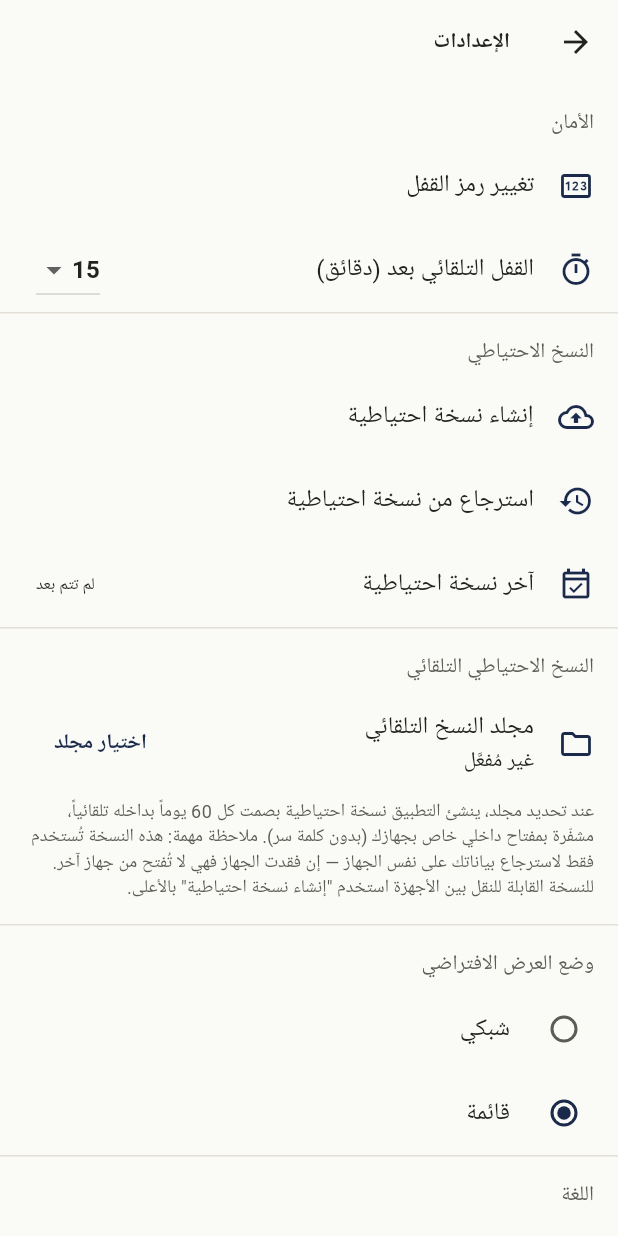
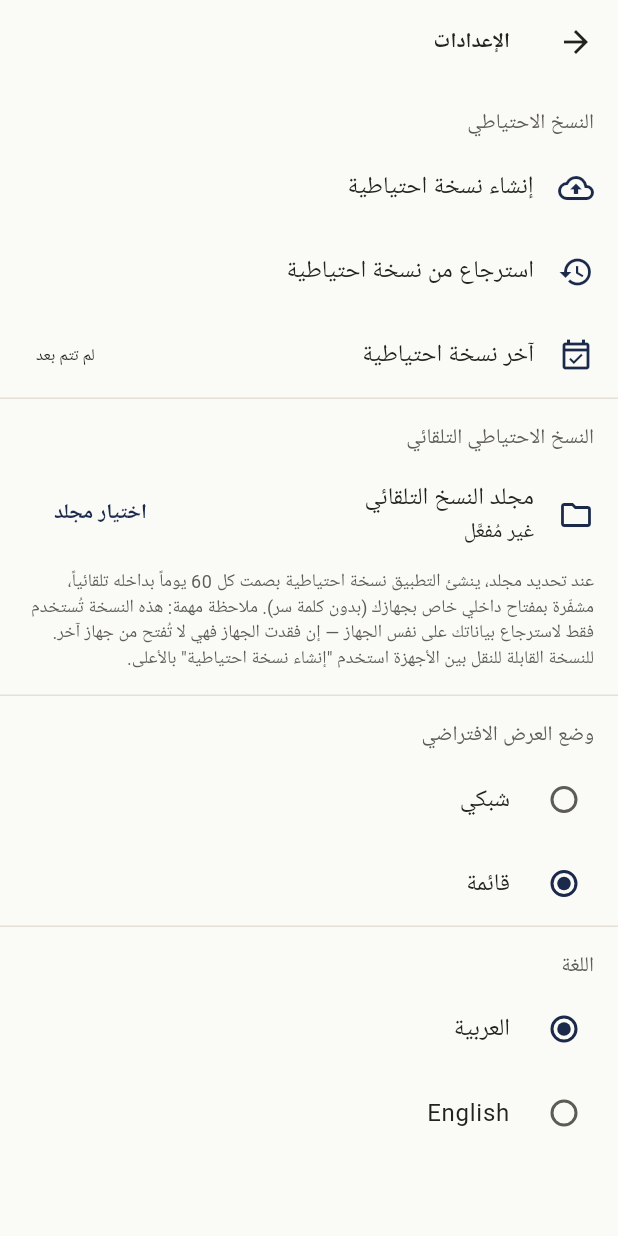
Before and after one commit to Ahmedmutlag/CamScannerall, a Flutter app: the SettingsScreen screen opened directly, on a phone screen of 412 x 824 dp. Run offline on Flutter 3.47's test engine with Material 3 defaults, Android fonts, the phone set to English and light mode, and no system bars; our stand-ins replace file_picker, flutter_local_notifications, flutter_secure_storage, google_fonts, hive, hive_flutter and 4 more; missing offline and left inert: cunning_document_scanner, encrypt, gal, google_mlkit_text_recognition, pointycastle; accounts and stored records are empty; Roboto replaces fonts that are missing (Cairo).

```diff
--- a/lib/app.dart
+++ b/lib/app.dart
@@ -3,47 +3,11 @@ import 'package:flutter_localizations/flutter_localizations.dart';
 import 'package:provider/provider.dart';
 
 import 'app_state.dart';
-import 'screens/lock_screen.dart';
 import 'screens/splash_screen.dart';
 import 'theme/app_theme.dart';
 
-final GlobalKey<NavigatorState> rootNavigatorKey = GlobalKey<NavigatorState>();
-
-class ScannerApp extends StatefulWidget {
+class ScannerApp extends StatelessWidget {
   const ScannerApp({super.key});
-
-  @override
-  State<ScannerApp> createState() => _ScannerAppState();
-}
-
-class _ScannerAppState extends State<ScannerApp> with WidgetsBindingObserver {
-  @override
-  void initState() {
-    super.initState();
-    WidgetsBinding.instance.addObserver(this);
-  }
-
-  @override
-  void dispose() {
-    WidgetsBinding.instance.removeObserver(this);
-    super.dispose();
-  }
-
-  @override
-  void didChangeAppLifecycleState(AppLifecycleState state) {
-    final appState = context.read<AppState>();
-    if (state == AppLifecycleState.paused || state == AppLifecycleState.inactive) {
-      appState.lock.markBackgrounded();
-    } else if (state == AppLifecycleState.resumed) {
-      final shouldLock = appState.lock.hasPin && appState.lock.shouldLockAfterIdle();
-      if (shouldLock) {
-        rootNavigatorKey.currentState?.push(
-          MaterialPageRoute(builder: (_) => const LockScreen(), fullscreenDialog: true),
-        );
-      }
-      appState.lock.markActive();
-    }
-  }
 
   @override
   Widget build(BuildContext context) {
@@ -51,7 +15,6 @@ class _ScannerAppState extends State<ScannerApp> with WidgetsBindingObserver {
     final locale = Locale(appState.db.settings.languageCode);
 
     return MaterialApp(
-      navigatorKey: rootNavigatorKey,
       debugShowCheckedModeBanner: false,
       title: appState.strings.t('appName'),
       locale: locale,
--- a/lib/app_state.dart
+++ b/lib/app_state.dart
@@ -16,7 +16,6 @@ import 'services/duplicate_detection_service.dart';
 import 'services/export_service.dart';
 import 'services/gallery_service.dart';
 import 'services/image_processing_service.dart';
-import 'services/lock_service.dart';
 import 'services/notification_service.dart';
 import 'services/ocr_service.dart';
 import 'services/pdf_service.dart';
@@ -25,10 +24,9 @@ import 'services/storage_paths.dart';
 
 /// The single composition root: owns every service instance and exposes
 /// the cross-cutting operations screens need (folder/document CRUD, the
-/// capture -> OCR -> duplicate-check -> save pipeline, lock state).
+/// capture -> OCR -> duplicate-check -> save pipeline).
 class AppState extends ChangeNotifier {
   final DatabaseService db = DatabaseService.instance;
-  late final LockService lock = LockService(db);
   final OcrService ocr = OcrService();
   final ImageProcessingService imageProcessing = ImageProcessingService();
   final PdfService pdf = PdfService();
--- a/lib/l10n/strings.dart
+++ b/lib/l10n/strings.dart
@@ -75,10 +75,6 @@ class AppStrings {
 
     // Settings
     'settings': {'ar': 'الإعدادات', 'en': 'Settings'},
-    'security': {'ar': 'الأمان', 'en': 'Security'},
-    'changePin': {'ar': 'تغيير رمز القفل', 'en': 'Change PIN'},
-    'enableBiometric': {'ar': 'تفعيل بصمة/وجه', 'en': 'Enable biometric'},
-    'autoLockMinutes': {'ar': 'القفل التلقائي بعد (دقائق)', 'en': 'Auto-lock after (minutes)'},
     'backup': {'ar': 'النسخ الاحتياطي', 'en': 'Backup'},
     'createBackup': {'ar': 'إنشاء نسخة احتياطية', 'en': 'Create backup'},
     'restoreBackup': {'ar': 'استرجاع من نسخة احتياطية', 'en': 'Restore from backup'},
@@ -101,23 +97,13 @@ class AppStrings {
       'en': 'Could not write to this folder. Try choosing a different one (e.g. Downloads).',
     },
 
-    // Lock
-    'setPin': {'ar': 'تحديد رمز القفل', 'en': 'Set a lock PIN'},
-    'enterPin': {'ar': 'أدخل رمز القفل', 'en': 'Enter PIN'},
-    'confirmPin': {'ar': 'تأكيد رمز القفل', 'en': 'Confirm PIN'},
-    'wrongPin': {'ar': 'رمز غير صحيح', 'en': 'Wrong PIN'},
-    'pinMismatch': {'ar': 'الرمزان غير متطابقين', 'en': 'PINs do not match'},
-    'unlockWithBiometric': {'ar': 'فتح بالبصمة', 'en': 'Unlock with biometric'},
-
     // Privacy / backup dialogs
-    'privacyWarningTitle': {'ar': 'تنبيه هام حول الخصوصية', 'en': 'Important privacy notice'},
     'privacyWarningBody': {
       'ar':
-          'كل بياناتك تُخزَّن على جهازك فقط ولا تُرفع لأي سيرفر. فقدان الجهاز أو نسيان رمز القفل بدون نسخة احتياطية يعني فقدان دائم لبياناتك. يُنصح بإنشاء نسخة احتياطية دورية من الإعدادات.',
+          'كل بياناتك تُخزَّن على جهازك فقط ولا تُرفع لأي سيرفر. فقدان الجهاز بدون نسخة احتياطية يعني فقدان دائم لبياناتك. يُنصح بإنشاء نسخة احتياطية دورية من الإعدادات.',
       'en':
-          'All your data is stored only on your device and never uploaded to any server. Losing your device or forgetting your PIN without a backup means permanent data loss. Please create backups regularly from Settings.',
+          'All your data is stored only on your device and never uploaded to any server. Losing your device without a backup means permanent data loss. Please create backups regularly from Settings.',
     },
-    'understood': {'ar': 'فهمت', 'en': 'Understood'},
     'backupPasswordHint': {'ar': 'كلمة سر النسخة الاحتياطية', 'en': 'Backup password'},
     'backupCreated': {'ar': 'تم إنشاء النسخة الاحتياطية بنجاح', 'en': 'Backup created successfully'},
     'backupReminderBody': {
--- a/lib/models/app_settings.dart
+++ b/lib/models/app_settings.dart
@@ -3,18 +3,12 @@ import 'package:hive/hive.dart';
 /// Singleton-style application settings, stored as a single Hive object.
 class AppSettings extends HiveObject {
   AppSettings({
-    this.pinHash,
-    this.biometricEnabled = false,
-    this.autoLockMinutes = 15,
     this.lastBackupDate,
     this.viewMode = 'list',
     this.languageCode = 'ar',
     this.autoBackupFolderPath,
   });
 
-  String? pinHash;
-  bool biometricEnabled;
-  int autoLockMinutes;
   DateTime? lastBackupDate;
   String viewMode; // 'grid' or 'list'
   String languageCode; // 'ar' or 'en'
@@ -32,9 +26,6 @@ class AppSettingsAdapter extends TypeAdapter<AppSettings> {
       for (var i = 0; i < numOfFields; i++) reader.readByte(): reader.read(),
     };
     return AppSettings(
-      pinHash: fields[0] as String?,
-      biometricEnabled: fields[1] as bool? ?? false,
-      autoLockMinutes: fields[2] as int? ?? 15,
       lastBackupDate: fields[3] as DateTime?,
       viewMode: fields[4] as String? ?? 'list',
       languageCode: fields[5] as String? ?? 'ar',
@@ -45,13 +36,7 @@ class AppSettingsAdapter extends TypeAdapter<AppSettings> {
   @override
   void write(BinaryWriter writer, AppSettings obj) {
     writer
-      ..writeByte(7)
-      ..writeByte(0)
-      ..write(obj.pinHash)
-      ..writeByte(1)
-      ..write(obj.biometricEnabled)
-      ..writeByte(2)
-      ..write(obj.autoLockMinutes)
+      ..writeByte(4)
       ..writeByte(3)
       ..write(obj.lastBackupDate)
       ..writeByte(4)
--- a/lib/screens/root_shell.dart
+++ b/lib/screens/root_shell.dart
@@ -6,8 +6,8 @@ import 'files_screen.dart';
 import 'home_screen.dart';
 import 'settings_screen.dart';
 
-/// Bottom-nav shell shown after unlock: Home (scan + recent), Files
-/// (folders), Settings — kept to three plain tabs on purpose.
+/// Bottom-nav shell: Home (scan + recent), Files (folders), Settings —
+/// kept to three plain tabs on purpose.
 class RootShell extends StatefulWidget {
   const RootShell({super.key});
 
--- a/lib/screens/settings_screen.dart
+++ b/lib/screens/settings_screen.dart
@@ -8,7 +8,6 @@ import 'package:provider/provider.dart';
 import '../app_state.dart';
 import '../services/backup_service.dart';
 import '../theme/app_colors.dart';
-import 'pin_setup_screen.dart';
 
 class SettingsScreen extends StatefulWidget {
   const SettingsScreen({super.key});
@@ -139,45 +138,6 @@ class _SettingsScreenState extends State<SettingsScreen> {
           ? const Center(child: CircularProgressIndicator())
           : ListView(
               children: [
-                _sectionTitle(s.t('security')),
-                ListTile(
-                  leading: const Icon(Icons.pin_outlined),
-                  title: Text(s.t('changePin')),
-                  onTap: () => Navigator.of(context).push(
-                    MaterialPageRoute(builder: (_) => const PinSetupScreen(isFirstSetup: false)),
-                  ),
-                ),
-                FutureBuilder<bool>(
-                  future: appState.lock.biometricAvailable,
-                  builder: (context, snap) {
-                    if (snap.data != true) return const SizedBox.shrink();
-                    return SwitchListTile(
-                      secondary: const Icon(Icons.fingerprint),
-                      title: Text(s.t('enableBiometric')),
-                      value: settings.biometricEnabled,
-                      onChanged: (v) async {
-                        await appState.lock.setBiometricEnabled(v);
-                        setState(() {});
-                      },
-                    );
-                  },
-                ),
-                ListTile(
-                  leading: const Icon(Icons.timer_outlined),
-                  title: Text(s.t('autoLockMinutes')),
-                  trailing: DropdownButton<int>(
-                    value: settings.autoLockMinutes,
-                    items: const [1, 5, 15, 30, 60]
-                        .map((m) => DropdownMenuItem(value: m, child: Text('$m')))
-                        .toList(),
-                    onChanged: (v) async {
-                      if (v == null) return;
-                      await appState.lock.setAutoLockMinutes(v);
-                      setState(() {});
-                    },
-                  ),
-                ),
-                const Divider(),
                 _sectionTitle(s.t('backup')),
                 ListTile(
                   leading: const Icon(Icons.backup_outlined),
--- a/lib/theme/app_colors.dart
+++ b/lib/theme/app_colors.dart
@@ -22,9 +22,8 @@ class AppColors extends ThemeExtension<AppColors> {
   /// Primary buttons, important headings, active navigation icons.
   final Color primaryInk;
 
-  /// Reserved exclusively for security-related elements: lock icon,
-  /// "protected" badge, lock screen, successful-backup confirmation. Never
-  /// used as a generic decorative accent.
+  /// Reserved for a small set of meaningful confirmations (e.g. a
+  /// successful-backup snackbar). Never used as a generic decorative accent.
   final Color accentBrass;
 
   /// Live camera scan line, "saved successfully" indicator, completed-step
--- a/pubspec.yaml
+++ b/pubspec.yaml
@@ -38,9 +38,6 @@ dependencies:
   # PDF (build, print, share — no password protection in this simplified scope)
   pdf: ^3.11.1
   printing: ^5.13.4
-
-  # Lock screen
-  local_auth: ^2.3.0
 
   # Local backup reminder notification
   flutter_local_notifications: ^18.0.1
```
Also changed, not shown: lib/screens/lock_screen.dart (deleted, +0 -120 lines), lib/screens/pin_setup_screen.dart (deleted, +0 -136 lines), lib/screens/splash_screen.dart (+3 -25 lines), lib/services/lock_service.dart (deleted, +0 -104 lines), pubspec.lock, 5 other files.
